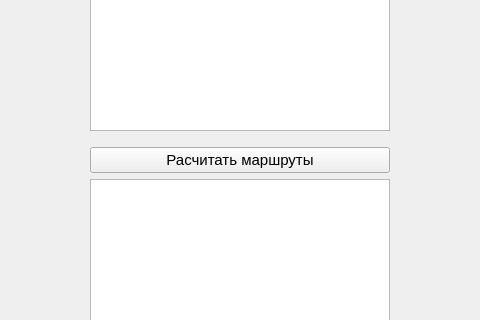
First picture: the form in src/ui/diploma.ui, repository fairay/BachelorDiploma, before the edit; both pictures show x 305 to 785 and y 255 to 575 of the 1075 by 800 pixel window.
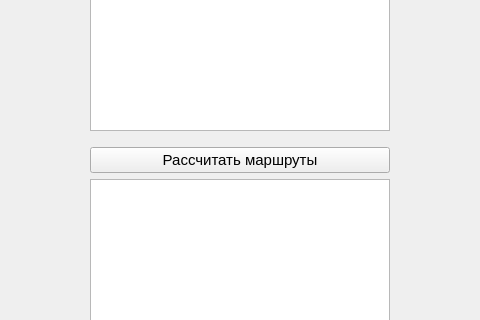
Second picture: the form after the edit.

Commit message: Fix: cringe typo

```diff
--- a/src/ui/diploma.ui
+++ b/src/ui/diploma.ui
@@ -145,7 +145,7 @@
                                     </size>
                                 </property>
                                 <property name="text">
-                                    <string>Расчитать маршруты</string>
+                                    <string>Рассчитать маршруты</string>
                                 </property>
                             </widget>
                         </item>
```
The commit also changes 1 other file.
